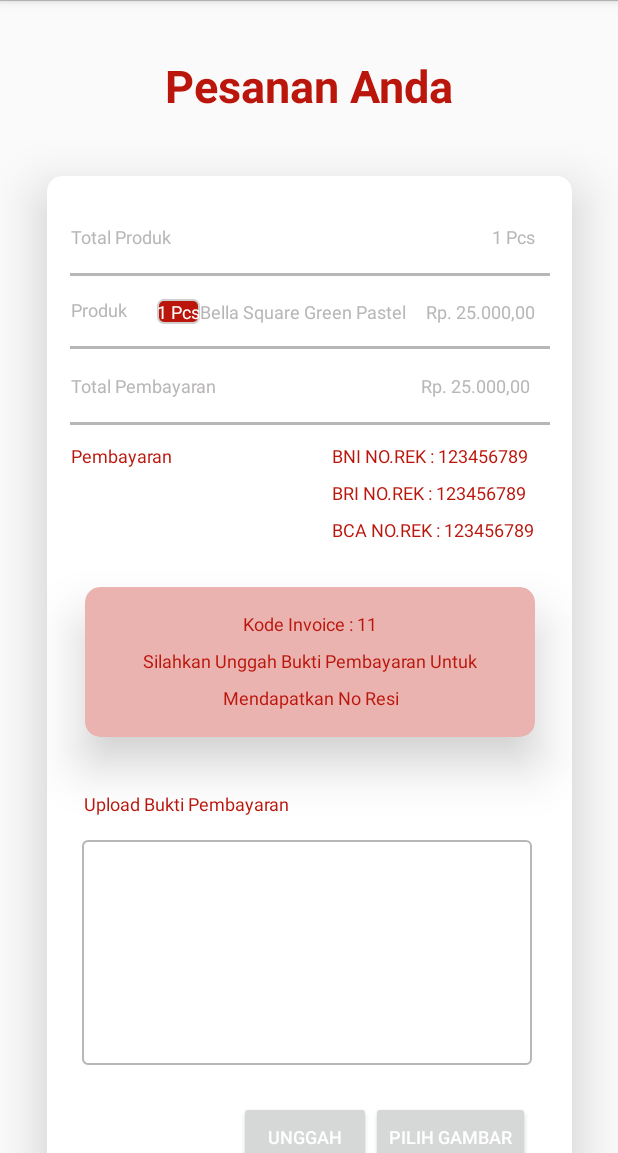
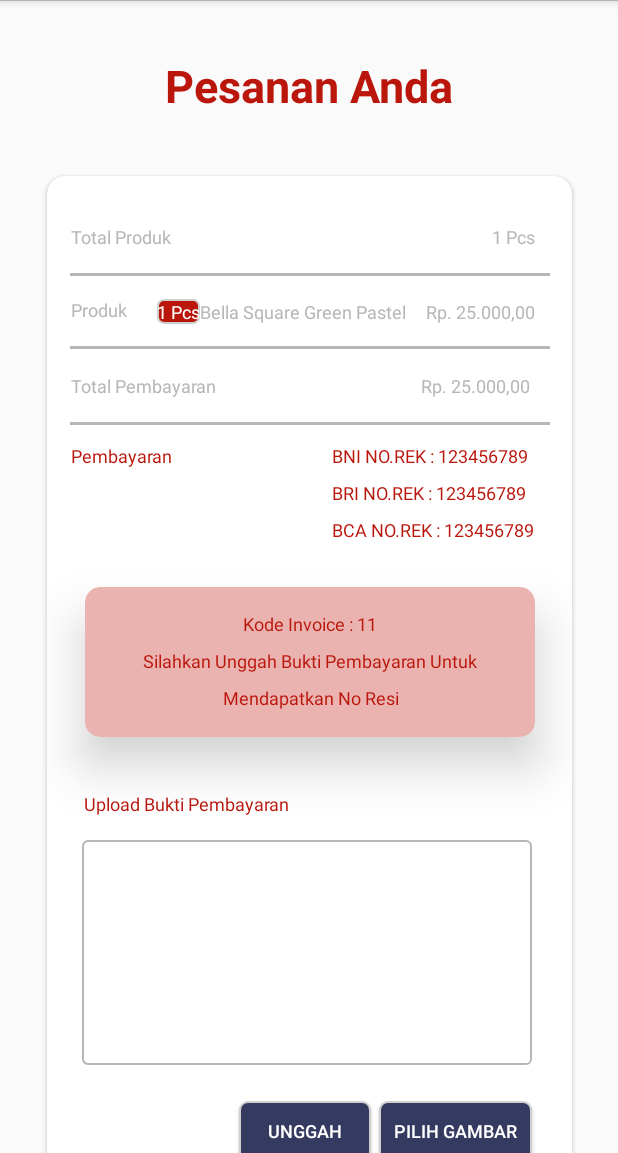
Before and after one commit to VennaErsisRelita/AveHijup, an Android app: the KonfirmasiPembayaran screen opened directly, with no data from a screen before it, on a phone screen of 412 x 824 dp, the part 83-1236 px from its top. Run offline under Robolectric (Android 15) with nearby library versions, the phone set to English and light mode, and no system bars.

Commit message:
xml konfirmasi
change color button and add shape button

```diff
--- /dev/null
+++ b/app/src/main/res/drawable/btn_blue.xml
@@ -0,0 +1,7 @@
+<?xml version="1.0" encoding="utf-8"?>
+<shape xmlns:android="http://schemas.android.com/apk/res/android">
+    <solid android:color="@color/colornavbar"></solid>
+    <stroke android:width="1dp" android:color="#CFCFCF" />
+    <corners android:radius="5dp" />
+    <padding android:left="10dp" android:right="10dp"/>
+</shape>
--- a/app/src/main/res/layout/activity_konfirmasi_pembayaran.xml
+++ b/app/src/main/res/layout/activity_konfirmasi_pembayaran.xml
@@ -8,8 +8,7 @@
 
     <androidx.constraintlayout.widget.ConstraintLayout
         android:layout_width="match_parent"
-        android:layout_height="match_parent"
-        android:paddingBottom="20dp">
+        android:layout_height="match_parent">
 
     <TextView
         android:id="@+id/pesananAnda"
@@ -29,9 +28,10 @@
             android:layout_width="350dp"
             android:layout_height="700dp"
             android:layout_marginTop="40dp"
+            android:layout_marginBottom="70dp"
             app:cardBackgroundColor="@color/colorwhite"
-        app:cardCornerRadius="10dp"
-        app:cardElevation="20dp"
+            app:cardCornerRadius="12dp"
+            app:layout_constraintBottom_toBottomOf="parent"
             app:layout_constraintEnd_toEndOf="parent"
             app:layout_constraintStart_toStartOf="parent"
             app:layout_constraintTop_toBottomOf="@+id/pesananAnda">
@@ -63,7 +63,7 @@
                     android:textSize="12dp"
                     app:layout_constraintEnd_toEndOf="parent"
                     app:layout_constraintHorizontal_bias="0.898"
-                app:layout_constraintStart_toEndOf="@+id/totalProduk"
+                    app:layout_constraintStart_toEndOf="@id/totalProduk"
                     app:layout_constraintTop_toTopOf="parent" />
 
                 <View
@@ -312,10 +312,11 @@
                 <Button
                     android:id="@+id/button"
                     android:layout_width="wrap_content"
-                android:layout_height="wrap_content"
+                    android:layout_height="40dp"
                     android:layout_marginStart="128dp"
                     android:layout_marginTop="24dp"
                     android:text="Unggah"
+                    android:background="@drawable/btn_blue"
                     android:textColor="@color/colorwhite"
                     android:textSize="12dp"
                     app:layout_constraintStart_toStartOf="parent"
@@ -323,9 +324,11 @@
 
                 <Button
                     android:layout_width="wrap_content"
-                android:layout_height="wrap_content"
+                    android:layout_height="40dp"
                     android:layout_marginTop="24dp"
+                    android:layout_marginStart="5dp"
                     android:text="Pilih Gambar"
+                    android:background="@drawable/btn_blue"
                     android:textColor="@color/colorwhite"
                     android:textSize="12dp"
                     app:layout_constraintStart_toEndOf="@+id/button"
```
Lines whose indentation alone changed are shown as unchanged.
